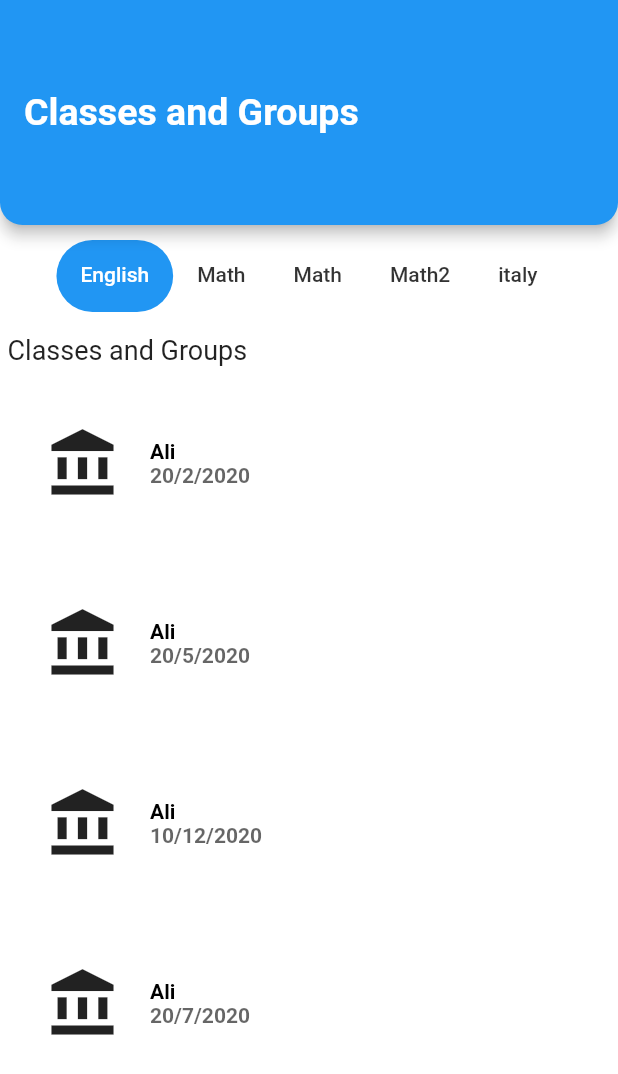
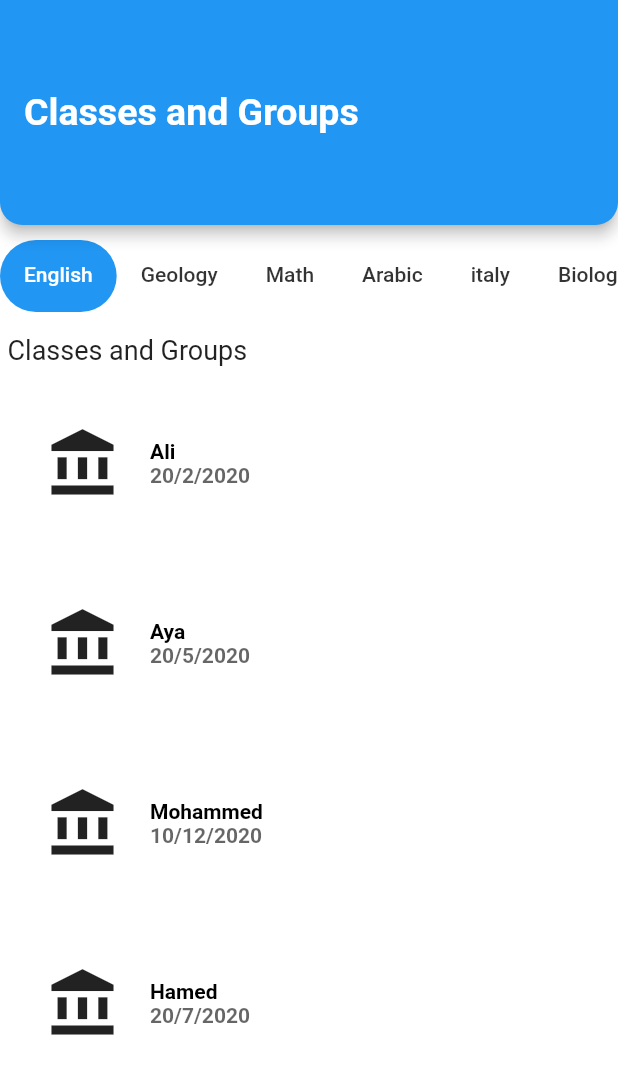
Before and after one commit to ayaAhmedEsmail/group_and_class, a Flutter app: the screen it shows after launch, on a phone screen of 412 x 824 dp. Shown: the top 1074 px of the screen. Run offline on Flutter 3.47's test engine with Material 2 defaults, Android fonts, the phone set to English and light mode, and no system bars.

Commit message:
Update UI

```diff
--- a/lib/data_source.dart
+++ b/lib/data_source.dart
@@ -4,32 +4,44 @@ import 'package:group_and_class/Subjects.dart';
   static List<Subjects> subjectsList = [
     Subjects(id: 1, title: "English", courses: [
       Courses(id: 1, teacherName: "Ali", startingDate: "20/2/2020"),
-      Courses(id: 2, teacherName: "Ali", startingDate: "20/5/2020"),
-      Courses(id: 3, teacherName: "Ali", startingDate: "10/12/2020"),
-      Courses(id: 4, teacherName: "Ali", startingDate: "20/7/2020")
+      Courses(id: 2, teacherName: "Aya", startingDate: "20/5/2020"),
+      Courses(id: 3, teacherName: "Mohammed", startingDate: "10/12/2020"),
+      Courses(id: 4, teacherName: "Hamed", startingDate: "20/7/2020")
     ]),
-    Subjects(id: 2, title: "Math", courses: [
-      Courses(id: 1, teacherName: "Ali", startingDate: "20/2/2020"),
-      Courses(id: 2, teacherName: "Mo", startingDate: "20/5/2020"),
-      Courses(id: 3, teacherName: "Ali", startingDate: "10/12/2020"),
+    Subjects(id: 2, title: "Geology", courses: [
+      Courses(id: 1, teacherName: "Said", startingDate: "20/2/2020"),
+      Courses(id: 2, teacherName: "Mohnad", startingDate: "20/5/2020"),
+      Courses(id: 3, teacherName: "Alaa", startingDate: "10/12/2020"),
       Courses(id: 4, teacherName: "Ali", startingDate: "20/7/2020")
     ]),
     Subjects(id:3, title: "Math", courses: [
+      Courses(id: 1, teacherName: "Mosa", startingDate: "20/2/2020"),
+      Courses(id: 2, teacherName: "Saied", startingDate: "20/5/2020"),
+      Courses(id: 3, teacherName: "Saly", startingDate: "10/12/2020"),
+      Courses(id: 4, teacherName: "Ali", startingDate: "20/7/2020")
+    ]),Subjects(id: 4, title: "Arabic", courses: [
       Courses(id: 1, teacherName: "Ali", startingDate: "20/2/2020"),
-      Courses(id: 2, teacherName: "Mo", startingDate: "20/5/2020"),
-      Courses(id: 3, teacherName: "Ali", startingDate: "10/12/2020"),
-      Courses(id: 4, teacherName: "Ali", startingDate: "20/7/2020")
-    ]),Subjects(id: 4, title: "Math2", courses: [
-      Courses(id: 1, teacherName: "Ali", startingDate: "20/2/2020"),
-      Courses(id: 2, teacherName: "Mo", startingDate: "20/5/2020"),
-      Courses(id: 3, teacherName: "Ali", startingDate: "10/12/2020"),
+      Courses(id: 2, teacherName: "Sara", startingDate: "20/5/2020"),
+      Courses(id: 3, teacherName: "Saad", startingDate: "10/12/2020"),
       Courses(id: 4, teacherName: "Ali", startingDate: "20/7/2020")
     ]),
     Subjects(id: 5, title: "italy", courses: [
+      Courses(id: 1, teacherName: "Ahmed", startingDate: "20/2/2022"),
+      Courses(id: 2, teacherName: "Ali", startingDate: "20/5/2022"),
+      Courses(id: 3, teacherName: "Mohamed", startingDate: "10/8/2022"),
+      Courses(id: 4, teacherName: "Ali", startingDate: "20/7/2020")
+    ]),
+    Subjects(id: 6, title: "Biology", courses: [
       Courses(id: 1, teacherName: "Ahmed", startingDate: "20/2/2020"),
-      Courses(id: 2, teacherName: "Ali", startingDate: "20/5/2020"),
-      Courses(id: 3, teacherName: "Ali", startingDate: "10/12/2020"),
-      Courses(id: 4, teacherName: "Ali", startingDate: "20/7/2020")
-    ])
+      Courses(id: 2, teacherName: "Ali", startingDate: "20/5/2022"),
+      Courses(id: 3, teacherName: "Aya", startingDate: "10/2/2020"),
+      Courses(id: 4, teacherName: "Mohammed", startingDate: "20/7/2022")
+    ]),
+    Subjects(id: 7, title: "Chemistry", courses: [
+      Courses(id: 1, teacherName: "Ahmed", startingDate: "20/2/2020"),
+      Courses(id: 2, teacherName: "Mahmoud", startingDate: "20/5/2020"),
+      Courses(id: 3, teacherName: "Amira", startingDate: "10/12/2020"),
+      Courses(id: 4, teacherName: "Alia", startingDate: "20/7/2020")
+    ]),
   ];
 }
```
